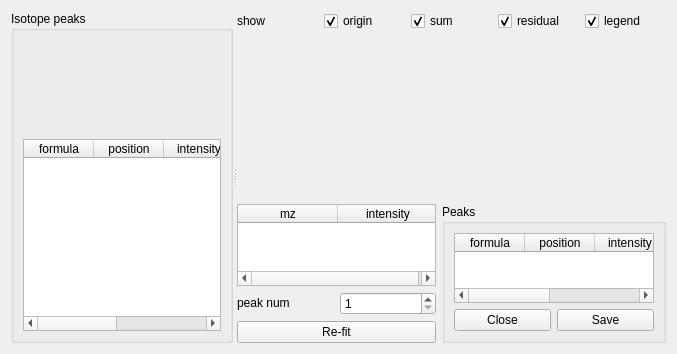
The window that Orbitool/UI/PeakFitFloat.ui (l460289052/Orbitool) describes before a commit, drawn with Qt 5.
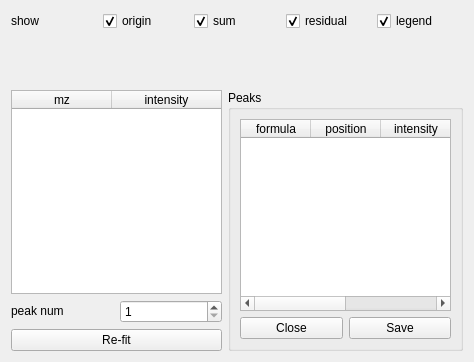
The same window after the commit.

Commit message: peak float init

What changed in the file:
```diff
--- a/Orbitool/UI/PeakFitFloat.ui
+++ b/Orbitool/UI/PeakFitFloat.ui
@@ -6,89 +6,13 @@
    <rect>
     <x>0</x>
     <y>0</y>
-    <width>677</width>
-    <height>354</height>
+    <width>474</width>
+    <height>362</height>
    </rect>
   </property>
   <property name="windowTitle">
    <string>Form</string>
   </property>
-  <layout class="QVBoxLayout" name="verticalLayout_2">
-   <item>
-    <widget class="QSplitter" name="splitter">
-     <property name="orientation">
-      <enum>Qt::Horizontal</enum>
-     </property>
-     <widget class="QGroupBox" name="groupBox">
-      <property name="title">
-       <string>Isotope peaks</string>
-      </property>
-      <layout class="QVBoxLayout" name="verticalLayout_3">
-       <item>
-        <widget class="QWidget" name="isotopeWidget" native="true">
-         <property name="sizePolicy">
-          <sizepolicy hsizetype="Expanding" vsizetype="Expanding">
-           <horstretch>0</horstretch>
-           <verstretch>0</verstretch>
-          </sizepolicy>
-         </property>
-        </widget>
-       </item>
-       <item>
-        <widget class="QTableWidget" name="isotopesPropertyTableWidget">
-         <property name="sizePolicy">
-          <sizepolicy hsizetype="Preferred" vsizetype="Preferred">
-           <horstretch>0</horstretch>
-           <verstretch>0</verstretch>
-          </sizepolicy>
-         </property>
-         <property name="verticalScrollMode">
-          <enum>QAbstractItemView::ScrollPerPixel</enum>
-         </property>
-         <property name="horizontalScrollMode">
-          <enum>QAbstractItemView::ScrollPerPixel</enum>
-         </property>
-         <attribute name="horizontalHeaderDefaultSectionSize">
-          <number>70</number>
-         </attribute>
-         <attribute name="horizontalHeaderStretchLastSection">
-          <bool>true</bool>
-         </attribute>
-         <column>
-          <property name="text">
-           <string>formula</string>
-          </property>
-         </column>
-         <column>
-          <property name="text">
-           <string>position</string>
-          </property>
-         </column>
-         <column>
-          <property name="text">
-           <string>intensity</string>
-          </property>
-         </column>
-         <column>
-          <property name="text">
-           <string>ppm</string>
-          </property>
-         </column>
-         <column>
-          <property name="text">
-           <string>isotope ratio</string>
-          </property>
-         </column>
-         <column>
-          <property name="text">
-           <string>ref ratio</string>
-          </property>
-         </column>
-        </widget>
-       </item>
-      </layout>
-     </widget>
-     <widget class="QWidget" name="verticalLayoutWidget">
       <layout class="QVBoxLayout" name="verticalLayout">
        <item>
         <layout class="QHBoxLayout" name="horizontalLayout_10">
@@ -341,14 +265,7 @@
            </layout>
           </widget>
          </item>
-         <item>
-          <layout class="QVBoxLayout" name="verticalLayout_19"/>
-         </item>
-        </layout>
-       </item>
-      </layout>
-     </widget>
-    </widget>
+    </layout>
    </item>
   </layout>
  </widget>
```
Left out of the diff: 8 changed lines with no effect on the pictures. Lines whose indentation alone changed are shown as unchanged. The commit also changes 4 other files.
